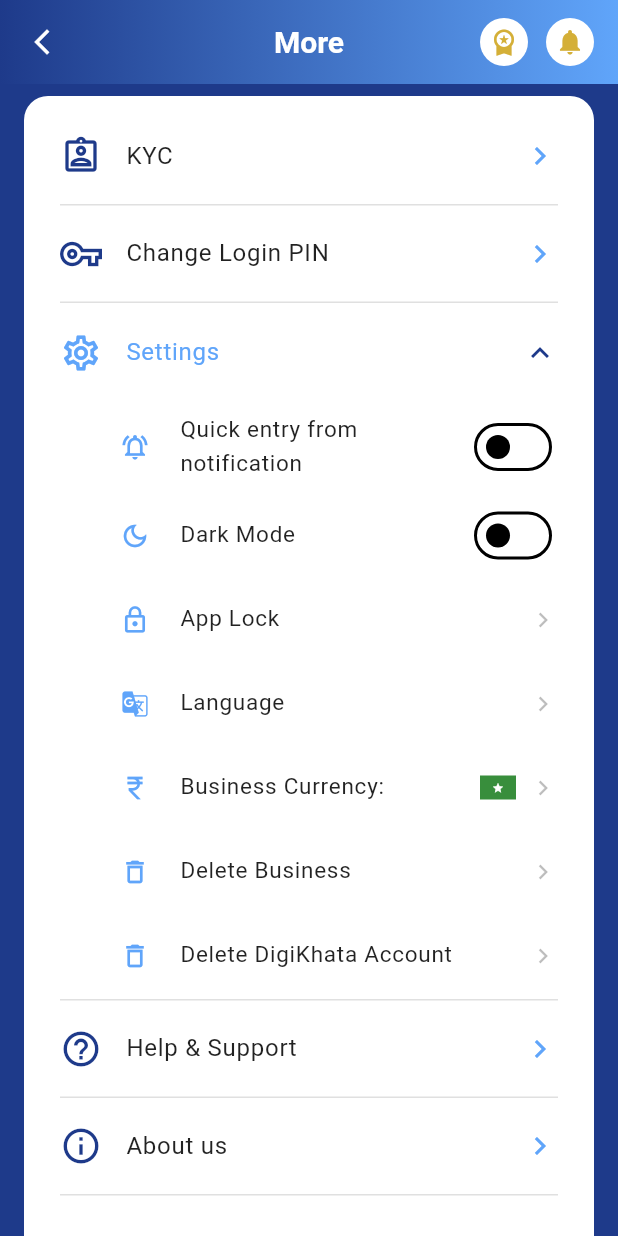
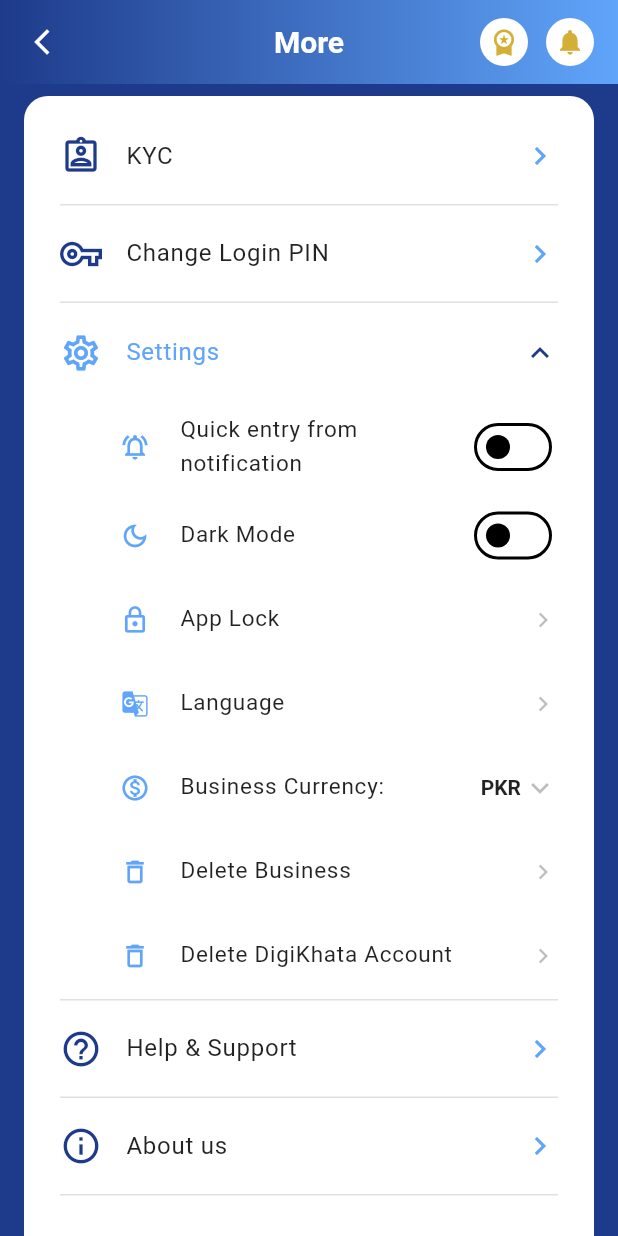
Before and after one commit to ayeshazafar-az/digikhata_clone, a Flutter app: the SettingsScreen screen opened by its route, on a phone screen of 412 x 824 dp. Run offline on Flutter 3.47's test engine with Material 3 defaults, Android fonts, the phone set to English and light mode, and no system bars; our stand-ins replace firebase_core, firebase_messaging, fl_chart, flutter_contacts, flutter_riverpod, flutter_tts and 12 more; missing offline and left inert: excel; accounts and stored records are empty; generated files the repository leaves out were written again.

```diff
--- a/lib/features/cashbook/presentation/screens/cashbook_screen.dart
+++ b/lib/features/cashbook/presentation/screens/cashbook_screen.dart
@@ -7,6 +7,7 @@ import 'package:intl/intl.dart';
 
 final cashbookProvider =
     FutureProvider<List<Map<String, dynamic>>>((ref) async {
+  try {
     final supabase = Supabase.instance.client;
     final profileRes =
         await supabase.from('profiles').select('active_business_id').single();
@@ -21,6 +22,9 @@ final cashbookProvider =
         .order('created_at', ascending: false);
 
     return List<Map<String, dynamic>>.from(res);
+  } catch (e) {
+    return [];
+  }
 });
 
 class CashBookScreen extends ConsumerWidget {
--- a/lib/features/ledger/presentation/screens/settings_screen.dart
+++ b/lib/features/ledger/presentation/screens/settings_screen.dart
@@ -5,6 +5,8 @@ import '../../../../app/theme_provider.dart';
 import '../../../../app/theme.dart';
 import 'package:shared_preferences/shared_preferences.dart';
 import 'package:supabase_flutter/supabase_flutter.dart';
+
+final currencyProvider = StateProvider<String>((ref) => 'PKR');
 
 class SettingsScreen extends ConsumerStatefulWidget {
   const SettingsScreen({super.key});
@@ -184,24 +186,32 @@ class _SettingsScreenState extends ConsumerState<SettingsScreen> {
                       onTap: () => context.push('/language'),
                     ),
                     _buildSubTile(
-                      leading: const Icon(Icons.currency_rupee,
+                      leading: const Icon(Icons.monetization_on_outlined,
                           color: Color(0xFF60A5FA), size: 20),
                       title: 'Business Currency:',
-                      trailing: Row(
-                        mainAxisSize: MainAxisSize.min,
-                        children: [
-                          Container(
-                            width: 24,
-                            height: 16,
-                            color: Colors.green.shade700,
-                            child: const Center(
-                                child: Icon(Icons.star,
-                                    color: Colors.white, size: 8)), // Fake flag
-                          ),
-                          const SizedBox(width: 8),
-                          const Icon(Icons.chevron_right,
-                              color: Colors.black26, size: 20),
-                        ],
+                      trailing: DropdownButtonHideUnderline(
+                        child: DropdownButton<String>(
+                          value: ref.watch(currencyProvider),
+                          icon: const Icon(Icons.keyboard_arrow_down,
+                              color: Colors.black26),
+                          style: const TextStyle(
+                              color: Colors.black87, fontSize: 14),
+                          onChanged: (String? newValue) {
+                            if (newValue != null) {
+                              ref.read(currencyProvider.notifier).state =
+                                  newValue;
+                            }
+                          },
+                          items: <String>['PKR', 'USD', 'EUR', 'GBP', 'INR']
+                              .map<DropdownMenuItem<String>>((String value) {
+                            return DropdownMenuItem<String>(
+                              value: value,
+                              child: Text(value,
+                                  style: const TextStyle(
+                                      fontWeight: FontWeight.bold)),
+                            );
+                          }).toList(),
+                        ),
                       ),
                       onTap: () {},
                     ),
```
Also changed, not shown: lib/features/billing/presentation/screens/bill_book_screen.dart (+11 -5 lines), lib/features/expense/presentation/screens/expense_screen.dart (+6 -1 lines), lib/features/ledger/presentation/screens/recycle_bin_screen.dart (+5 -4 lines), lib/features/staff/presentation/screens/staff_book_screen.dart (+17 -12 lines), lib/features/stock/presentation/screens/stock_book_screen.dart (+7 -3 lines). Lines whose indentation alone changed are shown as unchanged.
